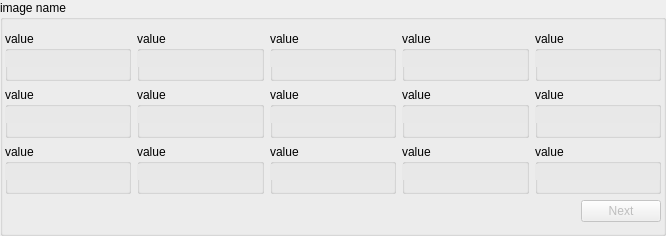
radio-astro/casa, file code/display/region/QtRegionStats.ui: the form before one commit.
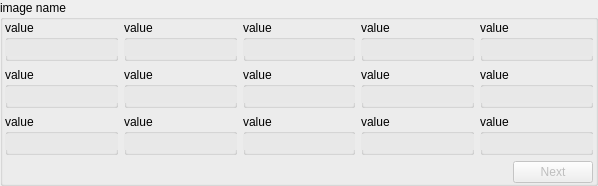
The form after the commit.

```diff
--- a/code/display/region/QtRegionStats.ui
+++ b/code/display/region/QtRegionStats.ui
@@ -6,8 +6,8 @@
    <rect>
     <x>0</x>
     <y>0</y>
-    <width>666</width>
-    <height>236</height>
+    <width>598</width>
+    <height>178</height>
    </rect>
   </property>
   <property name="sizePolicy">
@@ -22,6 +22,12 @@
     <height>0</height>
    </size>
   </property>
+  <property name="maximumSize">
+   <size>
+    <width>16777215</width>
+    <height>178</height>
+   </size>
+  </property>
   <property name="windowTitle">
    <string>GroupBox</string>
   </property>
@@ -32,9 +38,15 @@
    <property name="leftMargin">
     <number>2</number>
    </property>
+   <property name="topMargin">
+    <number>0</number>
+   </property>
    <property name="rightMargin">
     <number>2</number>
    </property>
+   <property name="bottomMargin">
+    <number>0</number>
+   </property>
    <item>
     <layout class="QGridLayout" name="gridLayout">
      <item row="0" column="0">
```
